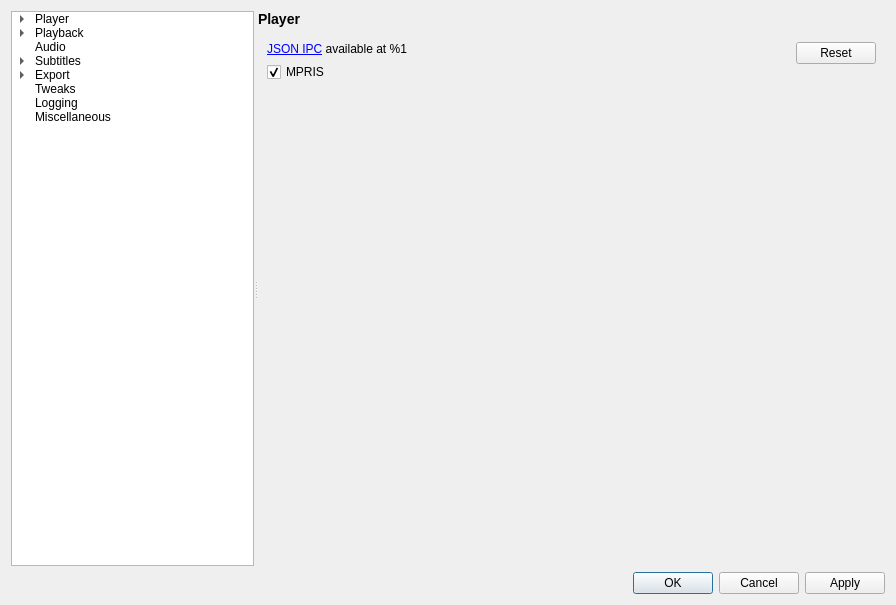
mpc-qt/mpc-qt, file settingswindow.ui: the form before one commit.
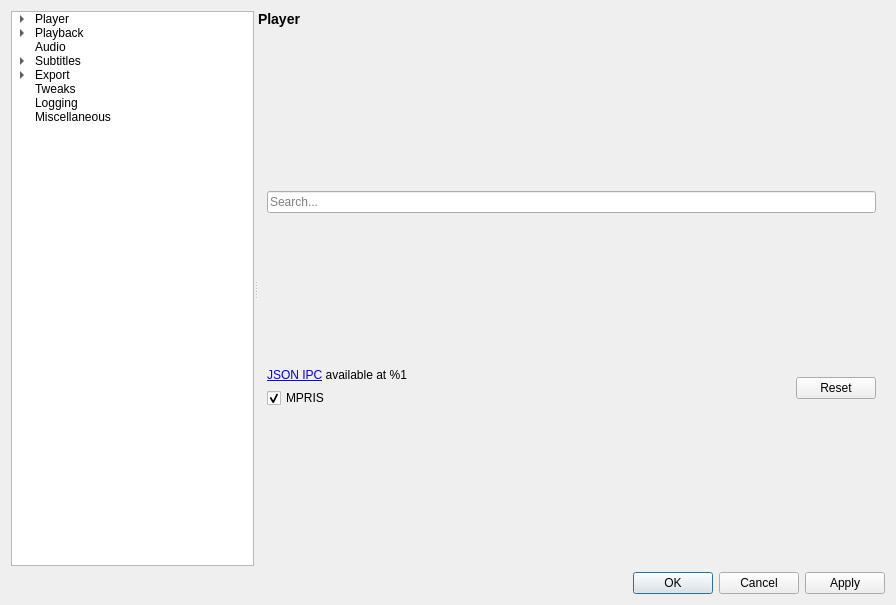
The form after the commit. The open tabs and pages were chosen to show the change.

Commit message:
Add a quick search field to the Keys page of Options
This filters the actions based on every field.

```diff
--- a/settingswindow.ui
+++ b/settingswindow.ui
@@ -498,6 +498,16 @@
          </widget>
          <widget class="QWidget" name="keysPage">
           <layout class="QVBoxLayout" name="keysPageLayout" stretch="1,0">
+           <item>
+            <widget class="QLineEdit" name="keysSearchField">
+             <property name="placeholderText">
+              <string>Search...</string>
+             </property>
+             <property name="clearButtonEnabled">
+              <bool>true</bool>
+             </property>
+            </widget>
+           </item>
            <item>
             <layout class="QVBoxLayout" name="keysHost"/>
            </item>
@@ -525,19 +535,6 @@
                  </property>
                 </widget>
                </item>
-               <item>
-                <spacer name="ipcSpacer">
-                 <property name="orientation">
-                  <enum>Qt::Orientation::Vertical</enum>
-                 </property>
-                 <property name="sizeHint" stdset="0">
-                  <size>
-                   <width>20</width>
-                   <height>0</height>
-                  </size>
-                 </property>
-                </spacer>
-               </item>
               </layout>
              </item>
              <item>
@@ -549,19 +546,6 @@
                  </property>
                 </widget>
                </item>
-               <item>
-                <spacer name="keysResetSpacer">
-                 <property name="orientation">
-                  <enum>Qt::Orientation::Vertical</enum>
-                 </property>
-                 <property name="sizeHint" stdset="0">
-                  <size>
-                   <width>20</width>
-                   <height>0</height>
-                  </size>
-                 </property>
-                </spacer>
-               </item>
               </layout>
              </item>
             </layout>
```
The commit also changes 16 other files.
